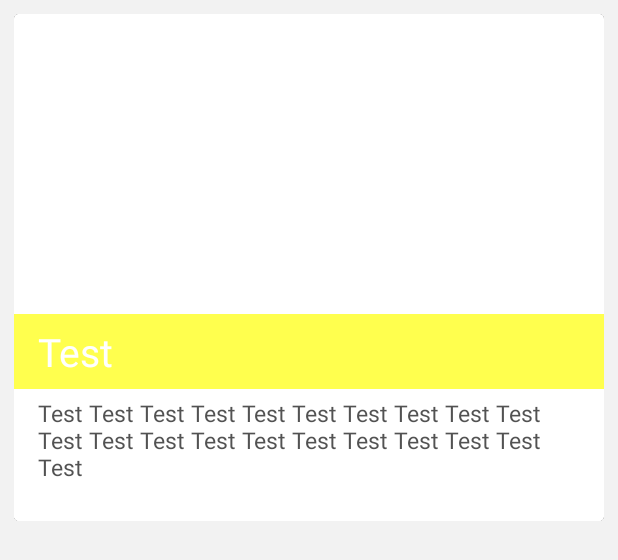
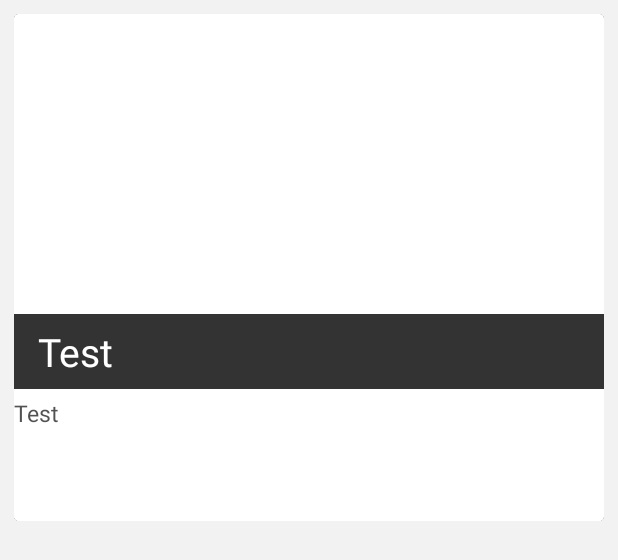
Before and after one commit to SeasonFour/Mtindo, an Android app: the layout card_layout.xml on its own in the app's theme, with its tools: preview values and no code run, on a phone screen of 412 x 824 dp. Shown: the top 560 px of the screen. Run offline under Robolectric (Android 15) with nearby library versions, the phone set to English and light mode, and no system bars.

Commit message:
working offers view

```diff
--- a/app/src/main/res/layout/card_layout.xml
+++ b/app/src/main/res/layout/card_layout.xml
@@ -18,12 +18,12 @@
 
         <RelativeLayout
             android:id="@+id/top_layout"
-            android:layout_width="match_parent"
+            android:layout_width="780dp"
             android:layout_height="338dp">
 
             <ImageView
                 android:id="@+id/img_thumbnail"
-                android:layout_width="480dp"
+                android:layout_width="360dp"
                 android:layout_height="250dp"
                 android:scaleType="fitXY"
                 android:layout_marginBottom="50dp"
@@ -37,7 +37,7 @@
                 android:paddingRight="@dimen/activity_horizontal_margin"
                 android:layout_gravity="bottom"
                 android:gravity="center_vertical"
-                android:background="#ff2"
+                android:background="#000"
                 android:alpha="0.8"
                 android:textColor="#fff"
                 android:textSize="26sp"
@@ -48,16 +48,14 @@
 
             <TextView
                 android:id="@+id/txtName"
-                android:layout_width="fill_parent"
+                android:layout_width="300dp"
                 android:layout_height="wrap_content"
-                android:paddingLeft="@dimen/activity_horizontal_margin"
-                android:paddingRight="@dimen/activity_horizontal_margin"
                 android:paddingTop="5dp"
                 android:paddingBottom="2dp"
                 android:alpha="0.8"
                 android:textColor="#ff272727"
                 android:textSize="15sp"
-                android:text="Test Test Test Test Test Test Test Test Test Test Test Test Test Test Test Test Test Test Test Test Test"
+                android:text="Test"
                 android:layout_below="@+id/title"
                 android:layout_alignParentLeft="true"
                 android:layout_alignParentStart="true"
```
